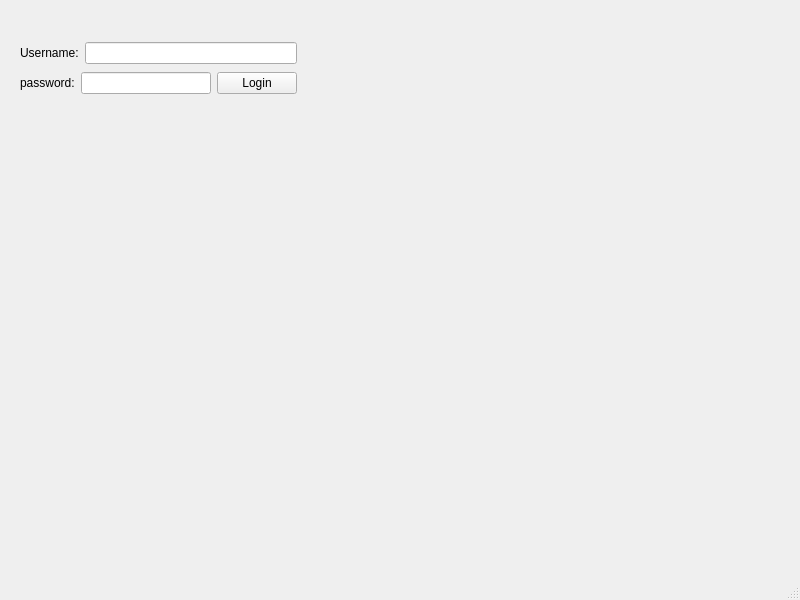
First picture: the form in bulkClub/mainwindow.ui, repository theWaffler/BulkyClub2023, before the edit.
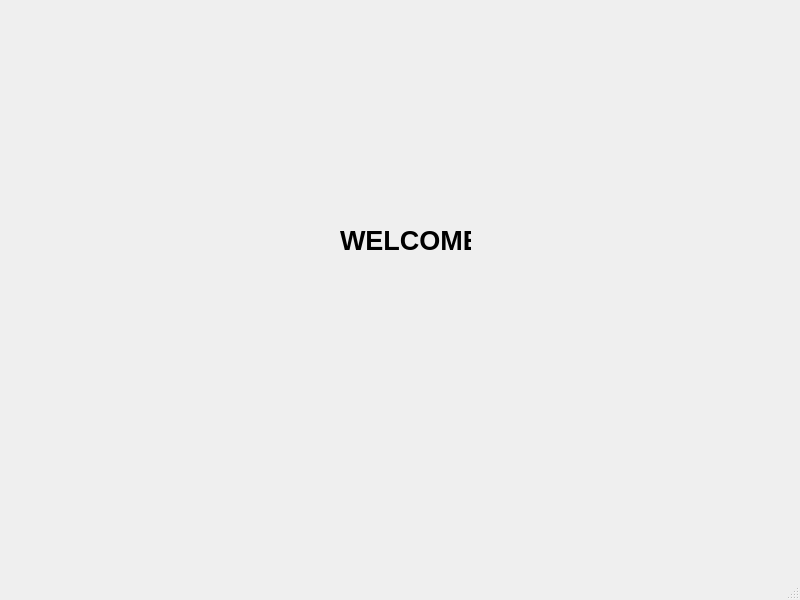
Second picture: the form after the edit.

Patch:
```diff
--- a/bulkClub/mainwindow.ui
+++ b/bulkClub/mainwindow.ui
@@ -14,52 +14,24 @@
    <string>MainWindow</string>
   </property>
   <widget class="QWidget" name="centralwidget">
-   <widget class="QWidget" name="">
+   <widget class="QLabel" name="label">
     <property name="geometry">
      <rect>
-      <x>20</x>
-      <y>40</y>
-      <width>277</width>
-      <height>58</height>
+      <x>340</x>
+      <y>220</y>
+      <width>131</width>
+      <height>41</height>
      </rect>
     </property>
-    <layout class="QVBoxLayout" name="verticalLayout">
-     <item>
-      <layout class="QHBoxLayout" name="horizontalLayout">
-       <item>
-        <widget class="QLabel" name="label">
-         <property name="text">
-          <string>Username:</string>
-         </property>
-        </widget>
-       </item>
-       <item>
-        <widget class="QLineEdit" name="lineEdit"/>
-       </item>
-      </layout>
-     </item>
-     <item>
-      <layout class="QHBoxLayout" name="horizontalLayout_2">
-       <item>
-        <widget class="QLabel" name="label_2">
-         <property name="text">
-          <string>password:</string>
-         </property>
-        </widget>
-       </item>
-       <item>
-        <widget class="QLineEdit" name="lineEdit_2"/>
-       </item>
-       <item>
-        <widget class="QPushButton" name="loginButton">
-         <property name="text">
-          <string>Login</string>
-         </property>
-        </widget>
-       </item>
-      </layout>
-     </item>
-    </layout>
+    <property name="font">
+     <font>
+      <pointsize>20</pointsize>
+      <bold>true</bold>
+     </font>
+    </property>
+    <property name="text">
+     <string>WELCOME</string>
+    </property>
    </widget>
   </widget>
   <widget class="QMenuBar" name="menubar">
```
